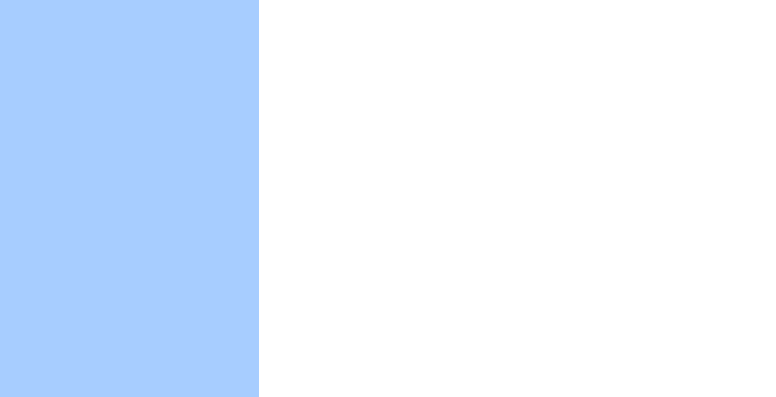
Before: the Qt Designer form BLHardwareScaner/BLHardwareScaner/Ui/TestItem.ui in BurnellLiu/LiuProject, drawn with Qt 5.
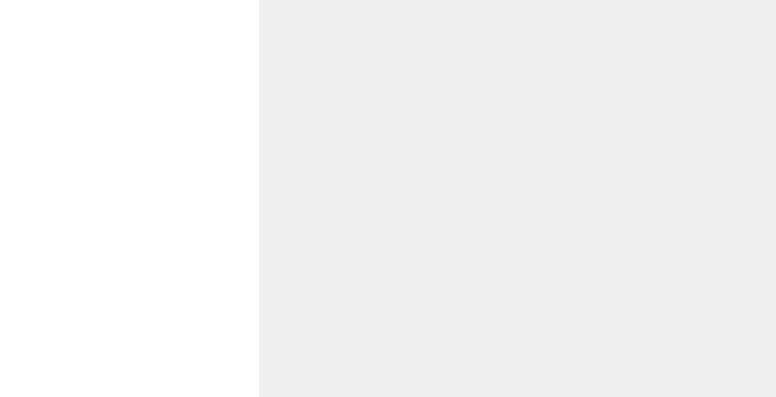
After: the same form once the commit is applied.

Diff of the .ui file:
```diff
--- a/BLHardwareScaner/BLHardwareScaner/Ui/TestItem.ui
+++ b/BLHardwareScaner/BLHardwareScaner/Ui/TestItem.ui
@@ -19,9 +19,6 @@
   <property name="windowTitle">
    <string>Form</string>
   </property>
-  <property name="styleSheet">
-   <string notr="true">background-color: rgb(255, 255, 255);</string>
-  </property>
   <layout class="QHBoxLayout" name="horizontalLayout_2">
    <property name="spacing">
     <number>0</number>
@@ -39,10 +36,7 @@
         </font>
        </property>
        <property name="styleSheet">
-        <string notr="true">QListWidget#listWidgetTestItem
-{
-	background-color: rgb(167, 205, 255);
-}</string>
+        <string notr="true"/>
        </property>
        <property name="frameShape">
         <enum>QFrame::NoFrame</enum>
```
